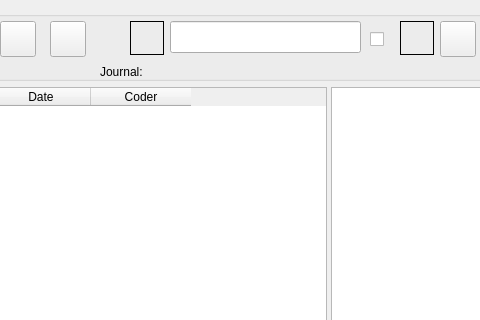
First picture: the form in GUI_UIs/ui_dialog_journals.ui, repository ccbogel/QualCoder, before the edit; both pictures show x 121 to 601 and y 0 to 320 of the 900 by 680 pixel window.
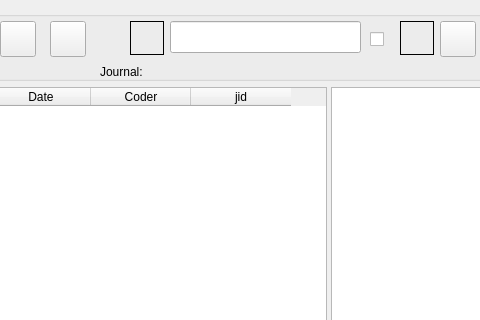
Second picture: the form after the edit.

Commit message: add jid column to table widget

```diff
--- a/GUI_UIs/ui_dialog_journals.ui
+++ b/GUI_UIs/ui_dialog_journals.ui
@@ -277,6 +277,11 @@
         <string>Coder</string>
        </property>
       </column>
+      <column>
+       <property name="text">
+        <string>jid</string>
+       </property>
+      </column>
      </widget>
      <widget class="QTextEdit" name="textEdit"/>
     </widget>
```
